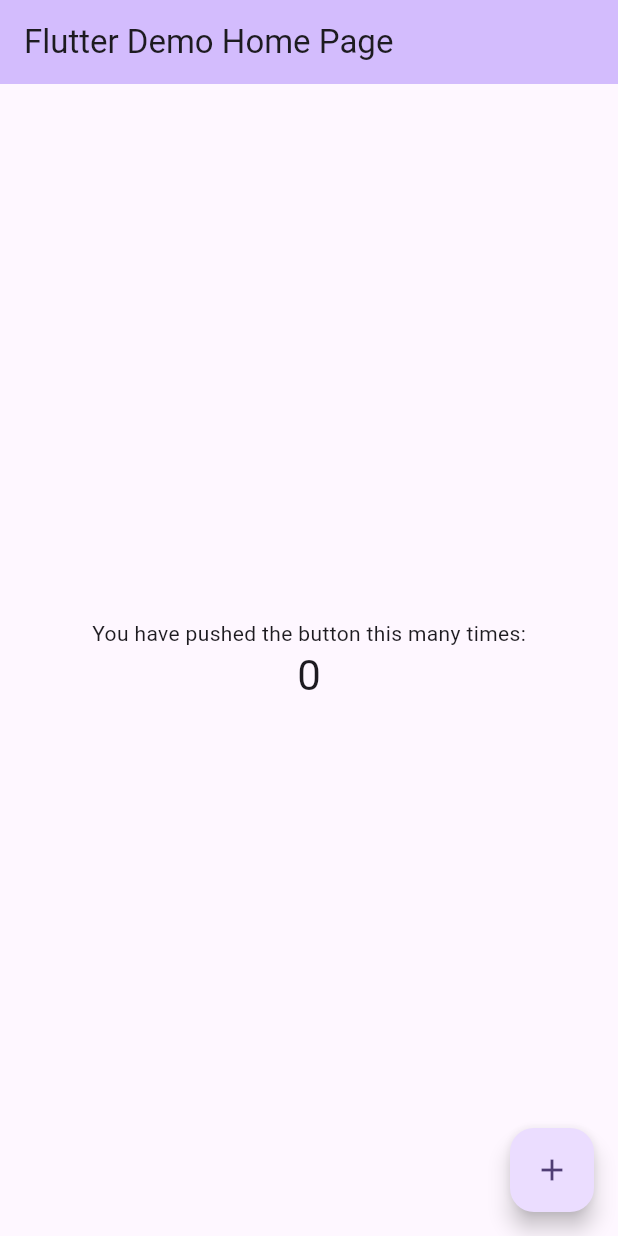
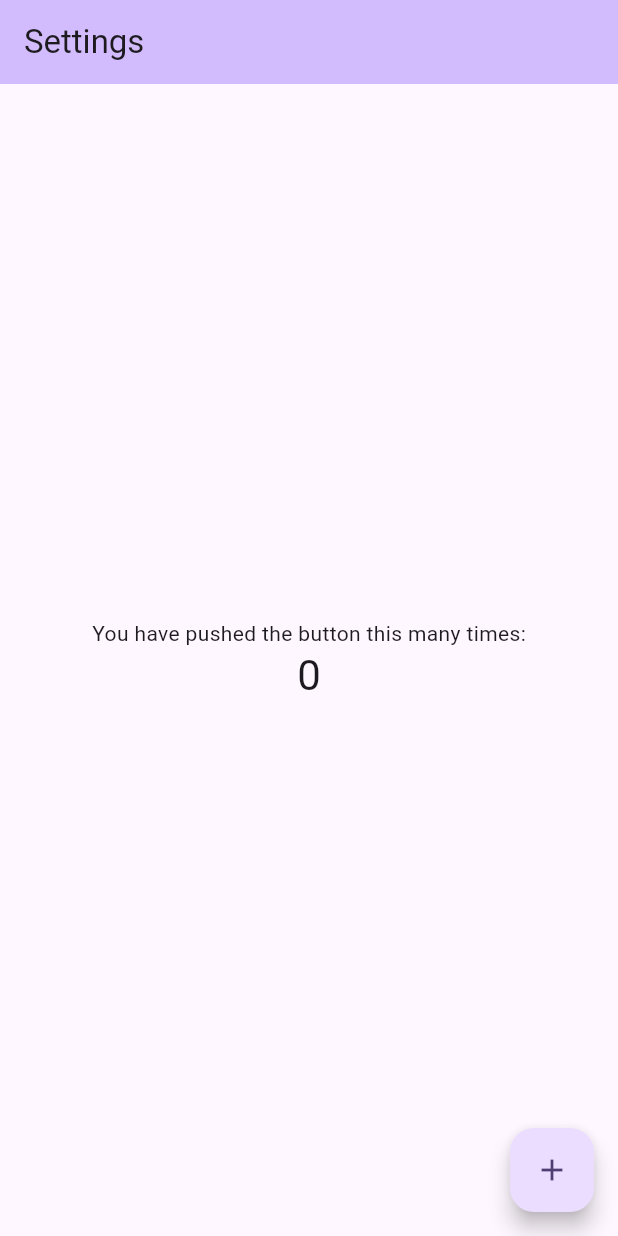
Before and after one commit to srudqvist/FlutterTestApp, a Flutter app: the screen it shows after launch, on a phone screen of 412 x 824 dp. Run offline on Flutter 3.47's test engine with Material 2 defaults, Android fonts, the phone set to English and light mode, and no system bars.

Commit message:
changed app bar

```diff
--- a/flutter_test_app/lib/main.dart
+++ b/flutter_test_app/lib/main.dart
@@ -84,7 +84,8 @@ class _MyHomePageState extends State<MyHomePage> {
         backgroundColor: Theme.of(context).colorScheme.inversePrimary,
         // Here we take the value from the MyHomePage object that was created by
         // the App.build method, and use it to set our appbar title.
-        title: Text(widget.title),
+        title: const Text("Settings"),
+        // title: Text(widget.title),
       ),
       body: Center(
         // Center is a layout widget. It takes a single child and positions it
```
